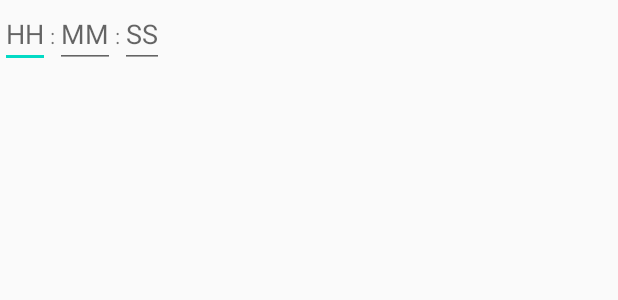
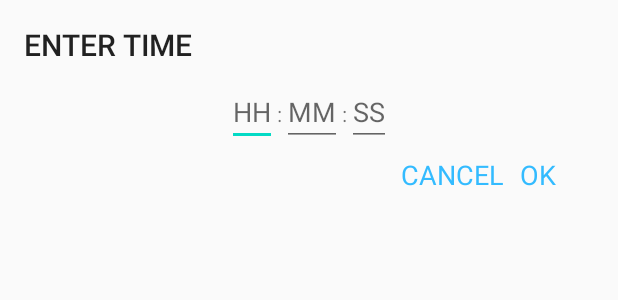
Before and after one commit to aayush-meshram/clockplus, an Android app: the layout dialog_frag.xml on its own in the app's theme, with its tools: preview values and no code run, on a phone screen of 412 x 824 dp. Shown: the top 300 px of the screen. Run offline under Robolectric (Android 15) with nearby library versions, the phone set to English and light mode, and no system bars.

```diff
--- a/app/src/main/java/com/myapp/clock/AlarmFragment.java
+++ b/app/src/main/java/com/myapp/clock/AlarmFragment.java
@@ -37,6 +37,7 @@ public class AlarmFragment extends Fragment implements TimePickerDialog.OnTimeSe
         // Required empty public constructor
     }
 
+    public boolean isItTheAlarmPart = false;
 
     @Override
     public View onCreateView(LayoutInflater inflater, ViewGroup container,
@@ -57,6 +58,7 @@ public class AlarmFragment extends Fragment implements TimePickerDialog.OnTimeSe
                 int sec = 0;
                 TimePickerDialog timePickerDialog = new TimePickerDialog(getContext(), (TimePickerDialog.OnTimeSetListener) getContext(), hour, min, false);
                 timePickerDialog.show();
+                isItTheAlarmPart = true;
             }
         });
         return parentHolder;
@@ -64,6 +66,7 @@ public class AlarmFragment extends Fragment implements TimePickerDialog.OnTimeSe
 
     @Override
     public void onTimeSet(TimePicker timePicker, int i, int i1) {
+        if (isItTheAlarmPart) {
             AlarmManager alarmManager = (AlarmManager) getActivity().getSystemService(Context.ALARM_SERVICE);
             Intent intent = new Intent(getActivity(), AlarmReciever.class);
             PendingIntent pendingIntent = PendingIntent.getBroadcast(getContext(), 1, intent, 0);
@@ -74,3 +77,4 @@ public class AlarmFragment extends Fragment implements TimePickerDialog.OnTimeSe
             alarmManager.setExact(AlarmManager.RTC_WAKEUP, c.getTimeInMillis(), pendingIntent);
         }
     }
+}
--- a/app/src/main/res/layout/dialog_frag.xml
+++ b/app/src/main/res/layout/dialog_frag.xml
@@ -1,33 +1,49 @@
 <?xml version="1.0" encoding="utf-8"?>
-<LinearLayout xmlns:android="http://schemas.android.com/apk/res/android"
+<RelativeLayout xmlns:android="http://schemas.android.com/apk/res/android"
+    xmlns:tools="http://schemas.android.com/tools"
     android:layout_width="match_parent"
-    android:layout_height="match_parent">
+    android:layout_height="match_parent"
+    tools:context=".MainActivity">
+
+    <RelativeLayout
+        android:layout_width="match_parent"
+        android:layout_height="150dp"
+        android:padding="16dp">
+        <TextView
+            android:layout_width="wrap_content"
+            android:layout_height="wrap_content"
+            android:text="ENTER TIME"
+            android:textAppearance="@style/TextAppearance.AppCompat.Title"/>
+
+        <LinearLayout
+            android:layout_centerInParent="true"
+            android:layout_width="wrap_content"
+            android:layout_height="wrap_content">
 
             <EditText
                 android:id="@+id/hours"
                 android:layout_width="wrap_content"
                 android:layout_height="wrap_content"
+                android:inputType="number"
                 android:hint="HH" />
 
             <TextView
-        android:id="@+id/two"
+                android:id="@+id/one"
                 android:layout_width="wrap_content"
                 android:layout_height="wrap_content"
-        android:layout_toRightOf="@id/minutes"
                 android:text=":" />
 
             <EditText
                 android:id="@+id/minutes"
                 android:layout_width="wrap_content"
                 android:layout_height="wrap_content"
-        android:hint="MM"
-        android:layout_toRightOf="@id/one"/>
+                android:inputType="number"
+                android:hint="MM" />
 
             <TextView
-        android:id="@+id/one"
+                android:id="@+id/two"
                 android:layout_width="wrap_content"
                 android:layout_height="wrap_content"
-        android:layout_toRightOf="@id/hours"
                 android:text=":" />
 
             <EditText
@@ -35,7 +51,29 @@
                 android:layout_width="wrap_content"
                 android:layout_height="wrap_content"
                 android:hint="SS"
-        android:layout_toRightOf="@id/two"/>
+                android:inputType="number"/>
+        </LinearLayout>
+        <TextView
+            android:layout_width="wrap_content"
+            android:layout_height="wrap_content"
+            android:text="OK"
+            android:layout_alignParentBottom="true"
+            android:layout_alignParentRight="true"
+            android:layout_marginRight="20dp"
+            android:textSize="18sp"
+            android:padding="5dp"
+            android:textColor="#33bbff"
+            android:id="@+id/action_ok"/>
 
-
-</LinearLayout>
+        <TextView
+            android:layout_width="wrap_content"
+            android:layout_height="wrap_content"
+            android:text="CANCEL"
+            android:layout_alignParentBottom="true"
+            android:layout_toLeftOf="@id/action_ok"
+            android:textSize="18sp"
+            android:textColor="#33bbff"
+            android:padding="5dp"
+            android:id="@+id/action_cancel"/>
+    </RelativeLayout>
+</RelativeLayout>
--- a/app/src/main/res/layout/fragment_timer.xml
+++ b/app/src/main/res/layout/fragment_timer.xml
@@ -28,7 +28,7 @@
         android:text="Tap in the middle to set the timer"/>
 
     <Button
-        android:id="@+id/mButton"
+        android:id="@+id/mStart"
         android:layout_below="@id/progress_bar"
         android:layout_centerHorizontal="true"
         android:layout_width="wrap_content"
@@ -45,7 +45,7 @@
         android:textAppearance="@style/TextAppearance.AppCompat.Large"/>
 
     <Button
-        android:id="@+id/mButtonSet"
+        android:id="@+id/mSet"
         android:layout_width="wrap_content"
         android:layout_height="wrap_content"
         android:layout_centerHorizontal="true"
--- /dev/null
+++ b/app/src/main/res/values/ids.xml
@@ -0,0 +1,4 @@
+<?xml version="1.0" encoding="utf-8"?>
+<resources>
+    <item name="layout" type="id" />
+</resources>
```
Also changed, not shown: app/src/main/java/com/myapp/clock/MainActivity.java (+8 -0 lines), app/src/main/java/com/myapp/clock/MyDialog.java (+69 -78 lines), app/src/main/java/com/myapp/clock/TimerFragment.java (+74 -54 lines). Lines whose indentation alone changed are shown as unchanged.
